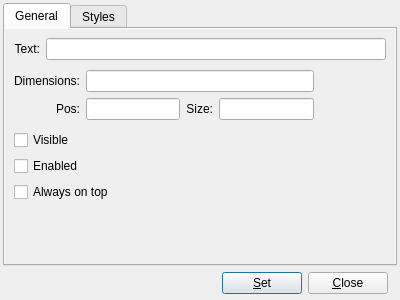
First picture: the form in src/forms/SetPropertiesDialog.ui, repository WindowDetective/WindowDetective, before the edit.
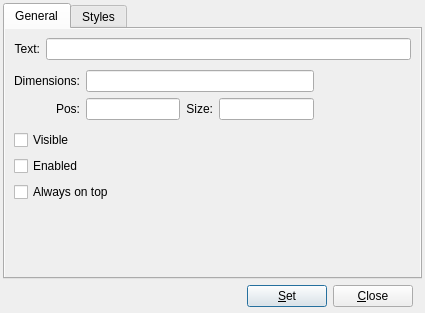
Second picture: the form after the edit. The open tabs and pages were chosen to show the change. Icons and pictures are not drawn. Custom widgets are drawn as their Qt base class.

Patch:
```diff
--- a/src/forms/SetPropertiesDialog.ui
+++ b/src/forms/SetPropertiesDialog.ui
@@ -9,8 +9,8 @@
    <rect>
     <x>0</x>
     <y>0</y>
-    <width>400</width>
-    <height>300</height>
+    <width>425</width>
+    <height>313</height>
    </rect>
   </property>
   <property name="minimumSize">
```
Left out of the diff: 6 changed lines with no effect on the pictures.
